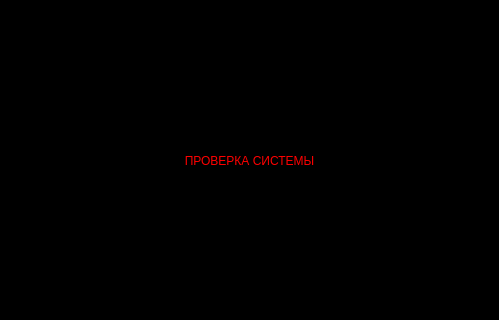
This is src/window.ui in Sigma93-cc/systemAnalyzator as Qt 5 draws it before an edit; both pictures show x 0 to 499 and y 84 to 404 of the 499 by 522 pixel window. The edited form follows.
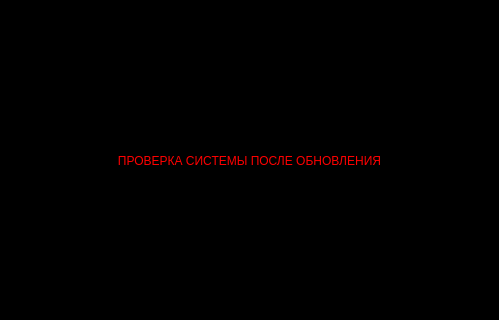
This is the edited form.

The edit to the form file:
```diff
--- a/src/window.ui
+++ b/src/window.ui
@@ -123,7 +123,7 @@
        <string notr="true">color: rgb(255, 0, 0)</string>
       </property>
       <property name="text">
-       <string>ПРОВЕРКА СИСТЕМЫ</string>
+       <string>ПРОВЕРКА СИСТЕМЫ ПОСЛЕ ОБНОВЛЕНИЯ</string>
       </property>
       <property name="alignment">
        <set>Qt::AlignCenter</set>
```
